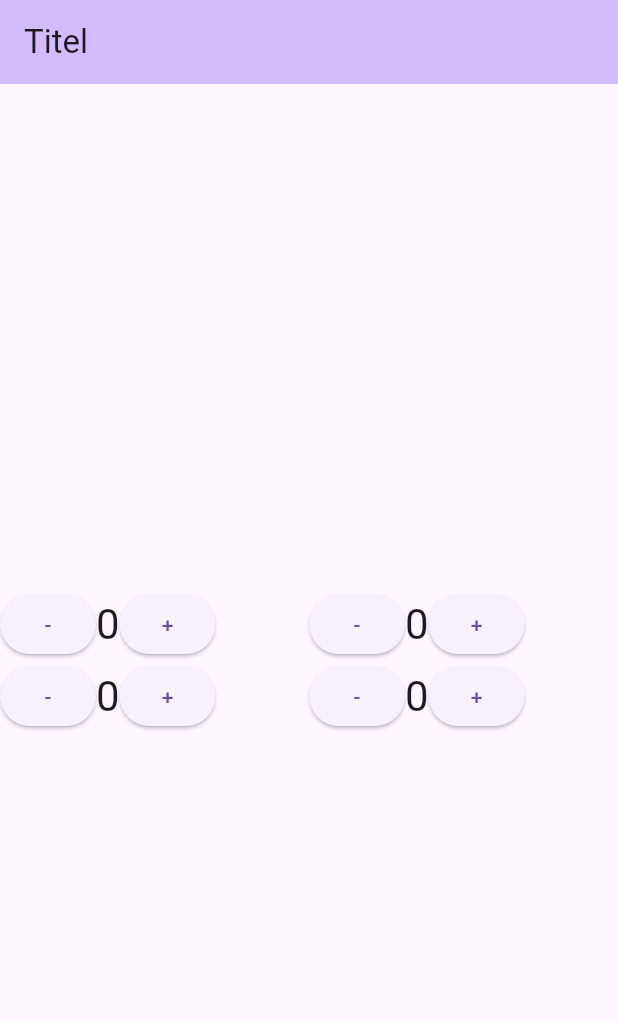
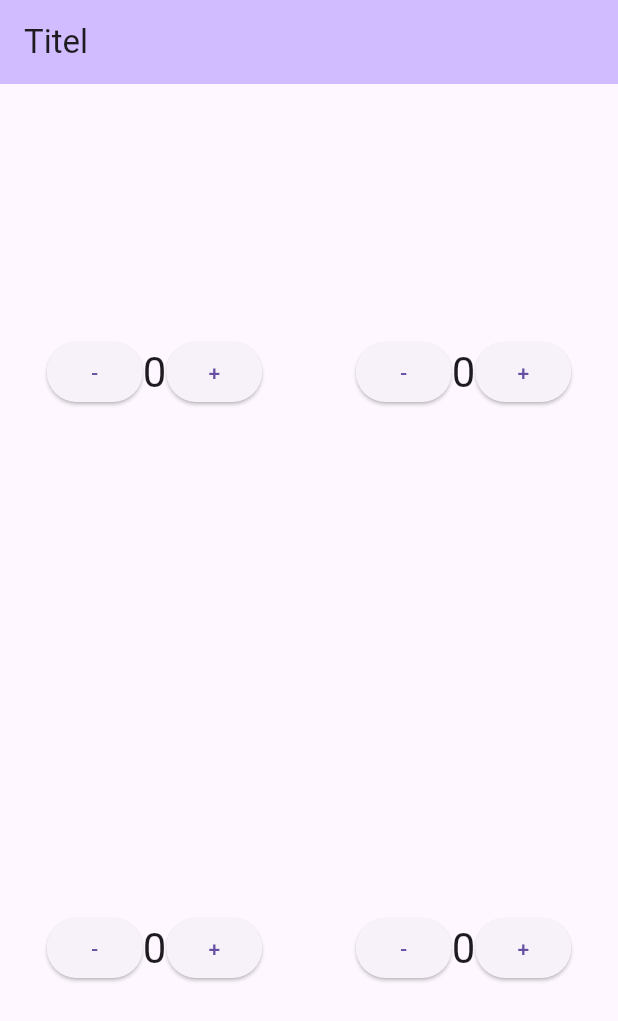
Before and after one commit to Kedirbiruh/i11_intro_012, a Flutter app: the screen it shows after launch, on a phone screen of 412 x 824 dp. Shown: the top 1021 px of the screen. Run offline on Flutter 3.47's test engine with Material 3 defaults, Android fonts, the phone set to English and light mode, and no system bars.

Commit message:
rows placed well

```diff
--- a/lib/01_local/local_homepage.dart
+++ b/lib/01_local/local_homepage.dart
@@ -28,10 +28,12 @@ class _LocalHomepageState extends State<LocalHomepage> {
           mainAxisAlignment: MainAxisAlignment.center,
           crossAxisAlignment: CrossAxisAlignment.stretch,
           children: <Widget>[
-            Row(
+            Expanded(
+              child: Row(
                 children: [
                   Expanded(
                     child: Row(
+                      mainAxisAlignment: MainAxisAlignment.center,
                       children: [
                         ElevatedButton(onPressed: () {}, child: Text('-')),
                         Text(
@@ -44,6 +46,7 @@ class _LocalHomepageState extends State<LocalHomepage> {
                   ),
                   Expanded(
                     child: Row(
+                      mainAxisAlignment: MainAxisAlignment.center,
                       children: [
                         ElevatedButton(onPressed: () {}, child: Text('-')),
                         Text(
@@ -56,10 +59,13 @@ class _LocalHomepageState extends State<LocalHomepage> {
                   ),
                 ],
               ),
-            Row(
+            ),
+            Expanded(
+              child: Row(
                 children: [
                   Expanded(
                     child: Row(
+                      mainAxisAlignment: MainAxisAlignment.center,
                       children: [
                         ElevatedButton(onPressed: () {}, child: Text('-')),
                         Text(
@@ -72,6 +78,7 @@ class _LocalHomepageState extends State<LocalHomepage> {
                   ),
                   Expanded(
                     child: Row(
+                      mainAxisAlignment: MainAxisAlignment.center,
                       children: [
                         ElevatedButton(onPressed: () {}, child: Text('-')),
                         Text(
@@ -84,6 +91,7 @@ class _LocalHomepageState extends State<LocalHomepage> {
                   ),
                 ],
               ),
+            ),
           ],
         ),
       ),
```
Lines whose indentation alone changed are shown as unchanged.
